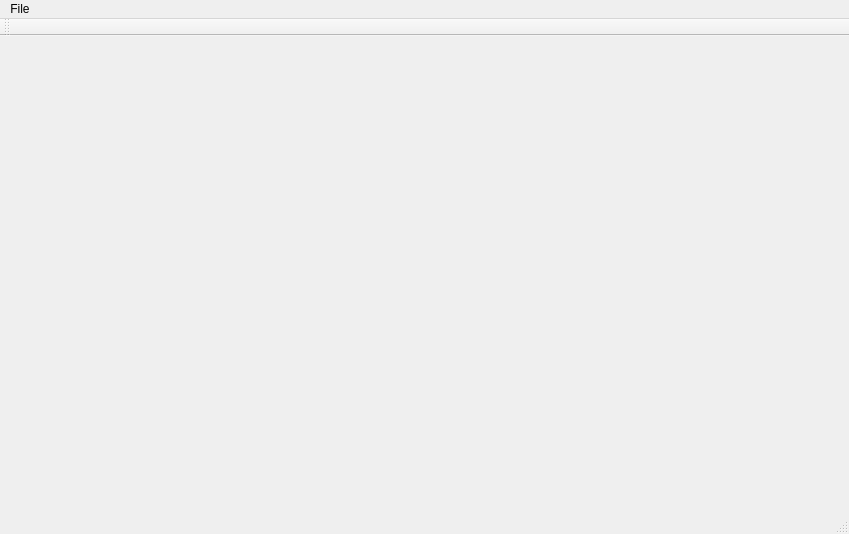
Qt form C++/QT_Projects/SecurityCamera/EyesOnVer1/mainwindow.ui (msurguy/raspberry_pi) before a commit.
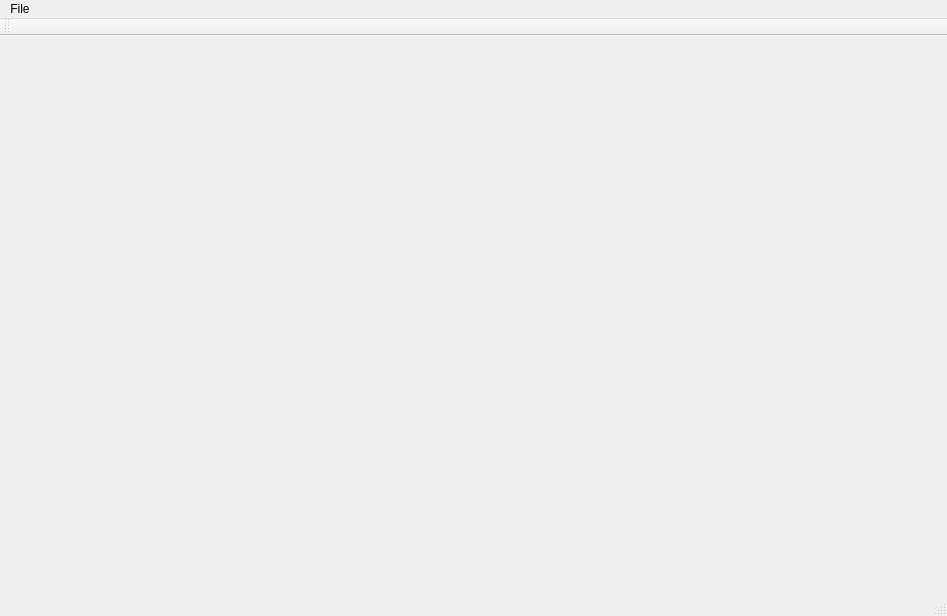
The same form after that commit.

Commit message: Added Image to EyesOnV1

Patch:
```diff
--- a/C++/QT_Projects/SecurityCamera/EyesOnVer1/mainwindow.ui
+++ b/C++/QT_Projects/SecurityCamera/EyesOnVer1/mainwindow.ui
@@ -6,20 +6,34 @@
    <rect>
     <x>0</x>
     <y>0</y>
-    <width>849</width>
-    <height>534</height>
+    <width>947</width>
+    <height>616</height>
    </rect>
   </property>
   <property name="windowTitle">
    <string>MainWindow</string>
   </property>
-  <widget class="QWidget" name="centralWidget"/>
+  <widget class="QWidget" name="centralWidget">
+   <widget class="QLabel" name="lblCurrentImage">
+    <property name="geometry">
+     <rect>
+      <x>10</x>
+      <y>10</y>
+      <width>641</width>
+      <height>491</height>
+     </rect>
+    </property>
+    <property name="text">
+     <string/>
+    </property>
+   </widget>
+  </widget>
   <widget class="QMenuBar" name="menuBar">
    <property name="geometry">
     <rect>
      <x>0</x>
      <y>0</y>
-     <width>849</width>
+     <width>947</width>
      <height>27</height>
     </rect>
    </property>
```
The commit also changes 49 other files.
